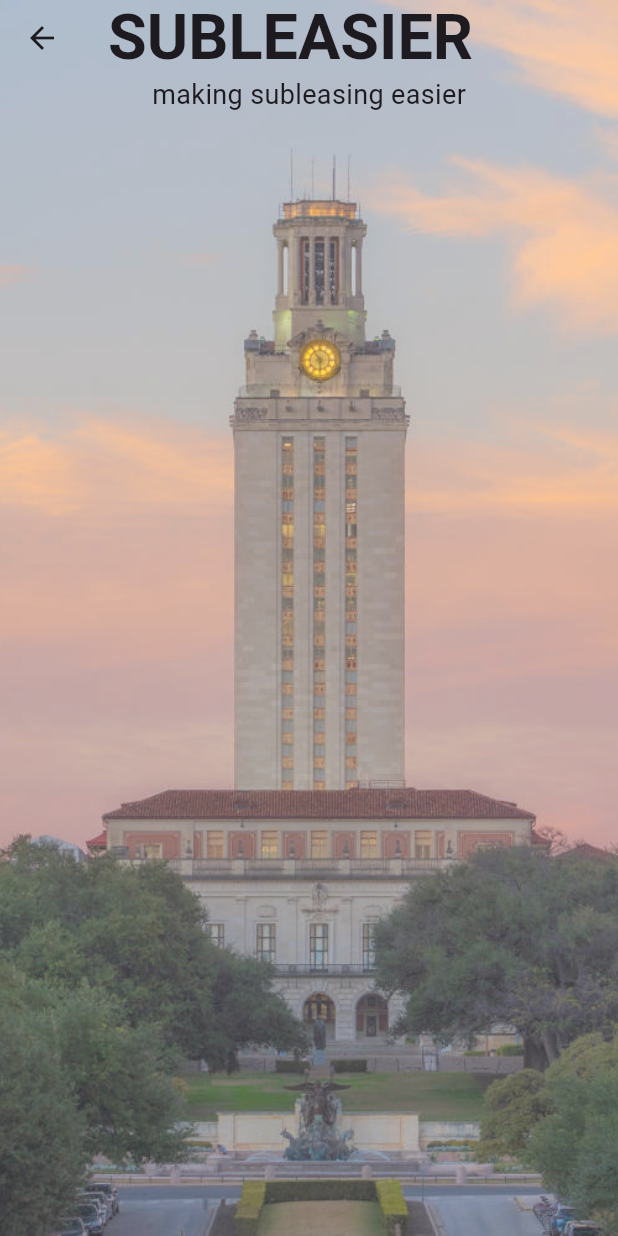
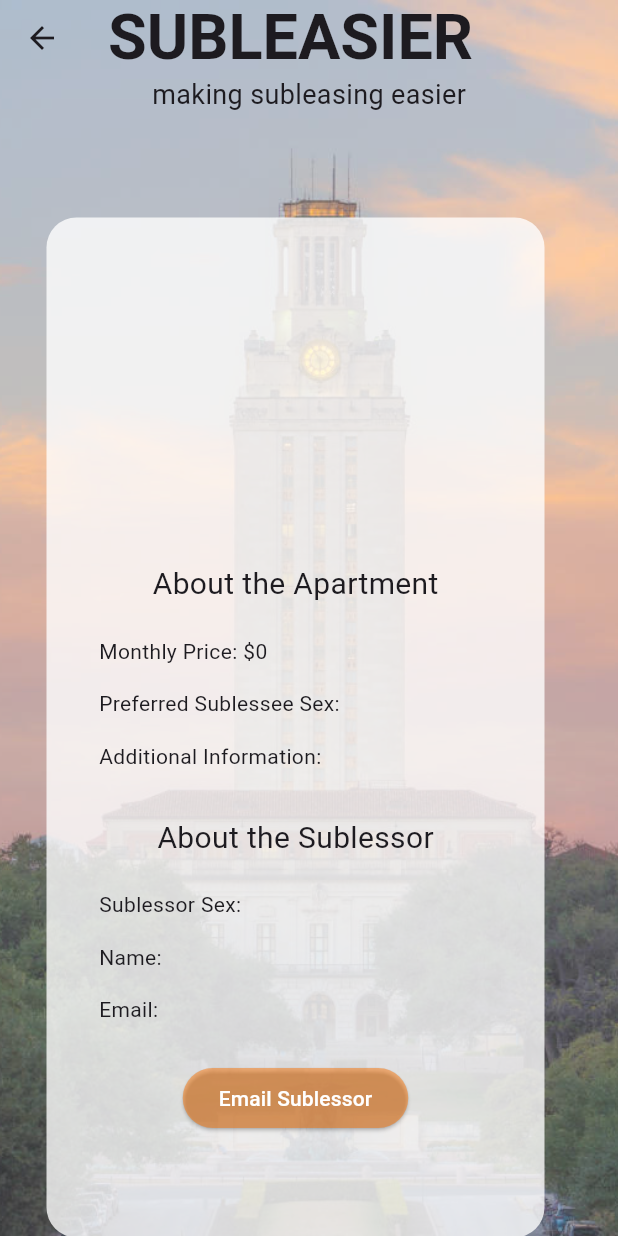
Before and after one commit to siddhi-bansal/subleasier, a Flutter app: the IndividualPosting screen opened directly with empty values, on a phone screen of 412 x 824 dp. Run offline on Flutter 3.47's test engine with Material 3 defaults, Android fonts, the phone set to English and light mode, and no system bars; our stand-ins replace cloud_firestore, firebase_core, firebase_storage, image_picker; accounts and stored records are empty.

Commit message:
done with basic mvp of product :)

```diff
--- a/lib/sublessee/individual_posting.dart
+++ b/lib/sublessee/individual_posting.dart
@@ -1,4 +1,5 @@
 import 'package:flutter/material.dart';
+import 'package:url_launcher/url_launcher.dart';
 
 class IndividualPosting extends StatelessWidget {
   final Map<String, dynamic> posting;
@@ -34,7 +35,8 @@ class IndividualPosting extends StatelessWidget {
           ),
         ),
       ),
-      body: Container(
+      body: Stack(
+        children: [Container(
         decoration: BoxDecoration(
           image: DecorationImage(
             image: const AssetImage('images/tower.jpg'),
@@ -48,6 +50,122 @@ class IndividualPosting extends StatelessWidget {
           ),
         ),
       ),
+      Positioned(
+        top: 145,
+        left: 31,
+        child: Container(
+                width: 332,
+                height: 680,
+                decoration: BoxDecoration(
+                    color: const Color.fromARGB(200, 255, 255, 255),
+                    borderRadius: BorderRadius.circular(20)),
+                child: SingleChildScrollView (
+                  child: Column(
+                    children: [
+                      SizedBox(height: 15),
+                      SizedBox (
+                        height: 200,
+                        child: PageView.builder(
+                        itemCount: posting['images'].length,
+                        itemBuilder: (context, index) {
+                          return Padding(
+                            padding: EdgeInsets.only(top: 20, left: 20, right: 20, bottom: 10),
+                            child: Image.network(
+                            posting['images'][index],
+                            fit: BoxFit.cover,
+                          ));
+                        }
+                      )
+                      ),
+                      if (posting['images'].length > 1)
+                      ...[
+                        Text('Swipe to see more images'),
+                        SizedBox(height: 10),
+                      ],
+                      SizedBox(height: 15),
+                      Text('About the Apartment', style: TextStyle(fontSize: 20)),
+                      SizedBox(height: 20),
+                      Container(
+                        alignment: Alignment.centerLeft,
+                        padding: EdgeInsets.only(left: 35, right: 35),
+                        child: Text('Monthly Price: \$${posting['price']}')
+                      ),
+                      SizedBox(height: 15),
+                      Container(
+                        alignment: Alignment.centerLeft,
+                        padding: EdgeInsets.only(left: 35, right: 35),
+                        child: Text('Preferred Sublessee Sex: ${posting['preferred sublessee sex']}')
+                      ),
+                      SizedBox(height: 15),
+                      Container(
+                        alignment: Alignment.centerLeft,
+                        padding: EdgeInsets.only(left: 35, right: 35),
+                        child: Text('Additional Information: ${posting['additional info']}')
+                      ),
+                      SizedBox(height: 30),
+                      Text('About the Sublessor', style: TextStyle(fontSize: 20)),
+                      SizedBox(height: 20),
+                      Container(
+                        alignment: Alignment.centerLeft,
+                        padding: EdgeInsets.only(left: 35, right: 35),
+                        child: Text('Sublessor Sex: ${posting['sublessor sex']}')
+                      ),
+                      SizedBox(height: 15),
+                      Container(
+                        alignment: Alignment.centerLeft,
+                        padding: EdgeInsets.only(left: 35, right: 35),
+                        child: Text('Name: ${posting['name']}')
+                      ),
+                      SizedBox(height: 15),
+                      Container(
+                        alignment: Alignment.centerLeft,
+                        padding: EdgeInsets.only(left: 35, right: 35),
+                        child: Text('Email: ${posting['email']}')
+                      ),
+                      SizedBox(height: 25),
+                      ElevatedButton(
+                        style: ButtonStyle(
+                          backgroundColor: WidgetStateProperty.all<
+                                          Color>(
+                                      const Color.fromARGB(120, 255, 115, 0))
+                        ),
+                        onPressed: () {
+                          send_email(posting['email']);
+                        },
+                        child: Text('Email Sublessor', style: TextStyle(color: Colors.white)),
+                      ),
+                      SizedBox(height: 30)
+                      ],
+                    )
+                )
+              )
+      )]
+      )
     );
   }
 }
+
+
+String? encodeQueryParameters(Map<String, String> params) {
+  return params.entries
+      .map((MapEntry<String, String> e) =>
+          '${Uri.encodeComponent(e.key)}=${Uri.encodeComponent(e.value)}')
+      .join('&');
+}
+
+// TODO: need to test if sending email actually works
+Future<void> send_email(String email_address) async {
+  final Uri email_launch_uri = Uri(
+    scheme: 'mailto',
+    path: email_address,
+  );
+  launchUrl(email_launch_uri);
+
+  try {
+    await launchUrl(email_launch_uri);
+    // NOTE: email doesn't launch on iOS because Mail not installed
+    // on iOS emulator. The button has not been tested yet.
+  } catch(e) {
+    print('Could not launch email: $e');
+  }
+}
--- a/lib/sublessee/postings_board.dart
+++ b/lib/sublessee/postings_board.dart
@@ -19,7 +19,7 @@ class _PostingsBoardState extends State<PostingsBoard> {
     });
   }
 
-  Map<String, List<Map<String, dynamic>>> group_by_location(
+  Map<String, List<Map<String, dynamic>>> _group_by_location(
       List<Map<String, dynamic>> postings) {
     Map<String, List<Map<String, dynamic>>> groups = {};
     for (int i = 0; i < postings.length; i++) {
@@ -41,7 +41,7 @@ class _PostingsBoardState extends State<PostingsBoard> {
 
   Widget build(BuildContext context) {
     Map<String, List<Map<String, dynamic>>> grouped_postings =
-        group_by_location(all_postings);
+        _group_by_location(all_postings);
     // grouped_postings: {Moontower: [all postings with Moontower], 2400 Nueces: [all postings with 2400 Nueces]}
     final entries_list = grouped_postings.entries.toList();
     // entries_list: [MapEntry(Moontower: []), MapEntry(2400 Nueces: [])]
--- a/lib/sublessor/posting_form.dart
+++ b/lib/sublessor/posting_form.dart
@@ -37,7 +37,7 @@ class SublessorForm extends StatefulWidget {
 
 class _SublessorFormState extends State<SublessorForm> {
   @override
-  void set_image_error_true() {
+  void _set_image_error_true() {
     setState(() {
       image_error = true;
     });
@@ -336,7 +336,7 @@ class _SublessorFormState extends State<SublessorForm> {
                           const SizedBox(height: 20.0),
                           ElevatedButton(
                               style: ButtonStyle(
-                                  backgroundColor: MaterialStateProperty.all<
+                                  backgroundColor: WidgetStateProperty.all<
                                           Color>(
                                       const Color.fromARGB(120, 255, 115, 0))),
                               onPressed: () {
@@ -352,7 +352,7 @@ class _SublessorFormState extends State<SublessorForm> {
                                     _additional_info,
                                     _sublessee_preferred_sex,
                                     _images,
-                                    set_image_error_true);
+                                    _set_image_error_true);
                               },
                               child: const Text('Submit',
                                   style: TextStyle(color: Colors.white))),
--- a/lib/sublessor/posting_success.dart
+++ b/lib/sublessor/posting_success.dart
@@ -71,9 +71,9 @@ class PostingSuccess extends StatelessWidget {
                         padding: const EdgeInsets.symmetric(horizontal: 60.0),
                         child: ElevatedButton(
                             style: ButtonStyle(
-                              backgroundColor: MaterialStateProperty.all<Color>(
+                              backgroundColor: WidgetStateProperty.all<Color>(
                                   const Color.fromARGB(120, 255, 115, 0)),
-                              minimumSize: MaterialStateProperty.all<Size>(
+                              minimumSize: WidgetStateProperty.all<Size>(
                                   const Size(10, 40)),
                             ),
                             onPressed: () {
--- a/pubspec.yaml
+++ b/pubspec.yaml
@@ -30,10 +30,11 @@ environment:
 dependencies:
   flutter:
     sdk: flutter
-  image_picker: ^0.8.4+3
+  image_picker: ^1.1.1
   firebase_auth: ^4.19.5
   uuid: ^4.4.0
   firebase_storage: ^11.7.5
+  url_launcher: ^6.2.6
 
 
   # The following adds the Cupertino Icons font to your application.
@@ -51,7 +52,7 @@ dev_dependencies:
   # activated in the `analysis_options.yaml` file located at the root of your
   # package. See that file for information about deactivating specific lint
   # rules and activating additional ones.
-  flutter_lints: ^3.0.0
+  flutter_lints: ^4.0.0
 
 # For information on the generic Dart part of this file, see the
 # following page: https://dart.dev/tools/pub/pubspec
```
Also changed, not shown: lib/main.dart (+4 -4 lines), pubspec.lock, 6 other files.
